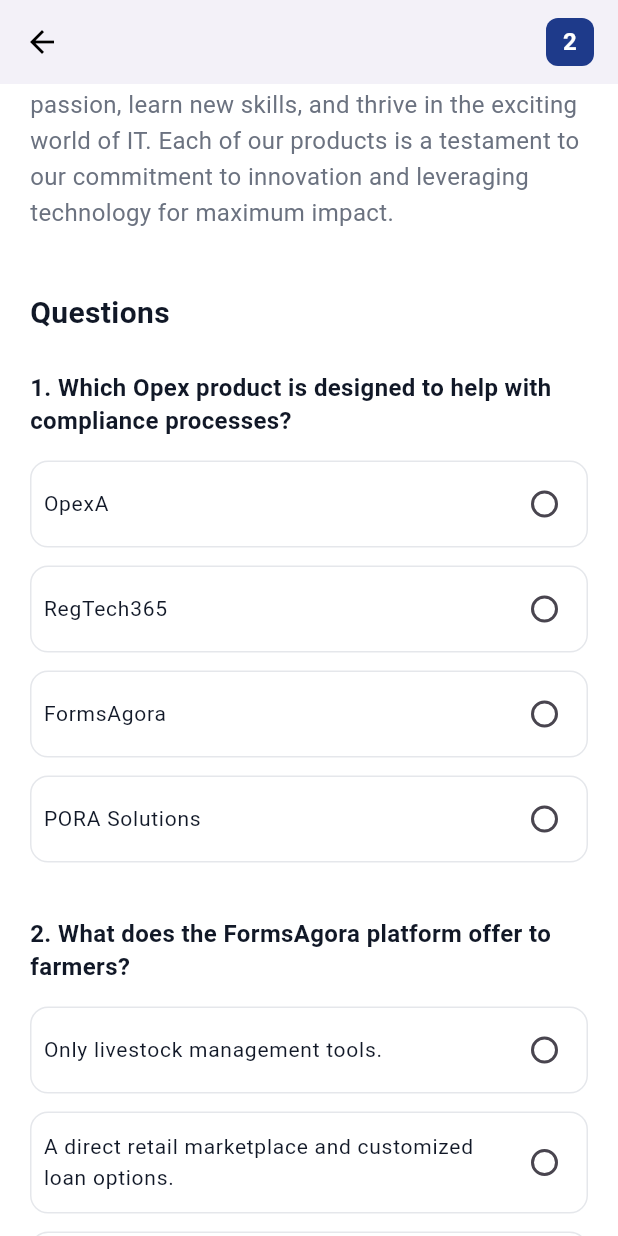
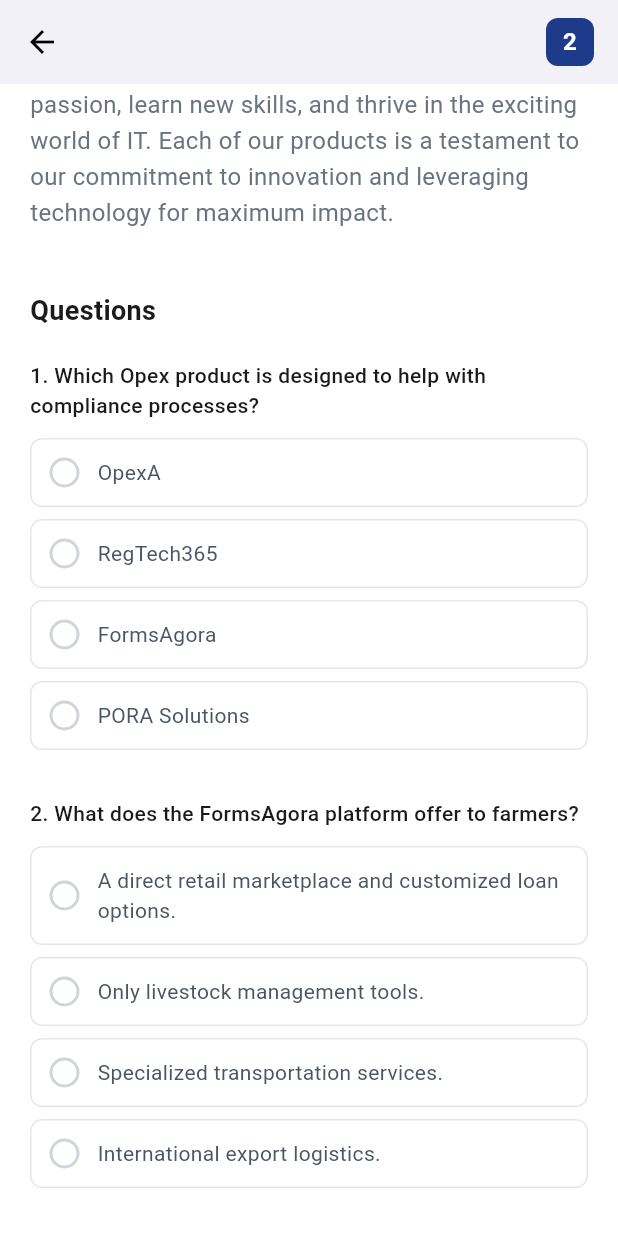
Before and after one commit to Danyyel06/opex_intern_hub, a Flutter app: the Stage2Screen screen opened directly, scrolled down 1152 dp, on a phone screen of 412 x 824 dp. Run offline on Flutter 3.47's test engine with Material 3 defaults, Android fonts, the phone set to English and light mode, and no system bars; our stand-ins replace file_picker, image_picker, supabase_flutter; accounts and stored records are empty.

Commit message:
Worked on the logic of the questions in the onboarding stage as well as the it's UI

```diff
--- a/lib/features/intern/screens/onboarding_screen/orientation_widget/page2.dart
+++ b/lib/features/intern/screens/onboarding_screen/orientation_widget/page2.dart
@@ -6,9 +6,9 @@ class Stage2Screen extends StatefulWidget {
 }
 
 class _Stage2ScreenState extends State<Stage2Screen> {
-  String? selectedQuestion1;
-  String? selectedQuestion2;
-  String? selectedQuestion3;
+  int? question1Answer;
+  int? question2Answer;
+  int? question3Answer;
 
   @override
   Widget build(BuildContext context) {
@@ -144,76 +144,106 @@ class _Stage2ScreenState extends State<Stage2Screen> {
             SizedBox(height: 40),
 
             // Questions Section
-            Text(
+            Column(
+              crossAxisAlignment: CrossAxisAlignment.start,
+              children: [
+                const Text(
                   'Questions',
                   style: TextStyle(
-                fontSize: 20,
-                fontWeight: FontWeight.bold,
-                color: Color(0xFF111827),
+                    fontSize: 18,
+                    fontWeight: FontWeight.w700,
+                    color: Color(0xFF1A1A1A),
                   ),
                 ),
-            SizedBox(height: 24),
+                const SizedBox(height: 20),
 
                 // Question 1
                 _buildQuestion(
-              '1. Which Opex product is designed to help with compliance processes?',
-              ['OpexA', 'RegTech365', 'FormsAgora', 'PORA Solutions'],
-              selectedQuestion1,
-              (value) => setState(() => selectedQuestion1 = value),
-              correctAnswer: 'RegTech365',
+                  questionNumber: 1,
+                  question:
+                      'Which Opex product is designed to help with compliance processes?',
+                  options: [
+                    'OpexA',
+                    'RegTech365',
+                    'FormsAgora',
+                    'PORA Solutions',
+                  ],
+                  selectedValue: question1Answer,
+                  onChanged: (value) {
+                    setState(() {
+                      question1Answer = value;
+                    });
+                  },
+                  correctAnswer: 1,
                 ),
-            SizedBox(height: 24),
+
+                const SizedBox(height: 24),
 
                 // Question 2
                 _buildQuestion(
-              '2. What does the FormsAgora platform offer to farmers?',
-              [
+                  questionNumber: 2,
+                  question:
+                      'What does the FormsAgora platform offer to farmers?',
+                  options: [
+                    'A direct retail marketplace and customized loan options.',
                     'Only livestock management tools.',
-                'A direct retail marketplace and customized loan options.',
                     'Specialized transportation services.',
                     'International export logistics.',
                   ],
-              selectedQuestion2,
-              (value) => setState(() => selectedQuestion2 = value),
-              correctAnswer:
-                  'A direct retail marketplace and customized loan options.',
+                  selectedValue: question2Answer,
+                  onChanged: (value) {
+                    setState(() {
+                      question2Answer = value;
+                    });
+                  },
+                  correctAnswer: 0,
                 ),
-            SizedBox(height: 24),
+
+                const SizedBox(height: 24),
 
                 // Question 3
                 _buildQuestion(
-              '3. According to the provided content, what is OpexA used for?',
-              [
+                  questionNumber: 3,
+                  question:
+                      'According to the provided content, what is OpexA used for?',
+                  options: [
                     'Providing real-time compliance reporting.',
-                'Helping individuals navigate their career journey in IT.',
                     'Managing agricultural businesses.',
                     'Streamlining supply chain operations.',
+                    'Helping individuals navigate their career journey in IT.',
                   ],
-              selectedQuestion3,
-              (value) => setState(() => selectedQuestion3 = value),
-              correctAnswer:
-                  'Helping individuals navigate their career journey in IT.',
+                  selectedValue: question3Answer,
+                  onChanged: (value) {
+                    setState(() {
+                      question3Answer = value;
+                    });
+                  },
+                  correctAnswer: 3,
+                ),
+              ],
             ),
             SizedBox(height: 40),
 
-            // Submit Button
-            Container(
+            SizedBox(
               width: double.infinity,
+              height: 48,
               child: ElevatedButton(
-                onPressed: () {
+                onPressed:
+                    _allQuestionsAnswered()
+                        ? () {
                           // Handle submit action
-                  _handleSubmit();
-                  Navigator.pop(context);
-                },
+                          _submitAnswers();
+                        }
+                        : null,
+
                 style: ElevatedButton.styleFrom(
-                  backgroundColor: Color(0xFF1E3A8A),
-                  padding: EdgeInsets.symmetric(vertical: 16),
+                  backgroundColor: const Color(0xFF2B5CE6),
                   shape: RoundedRectangleBorder(
-                    borderRadius: BorderRadius.circular(12),
+                    borderRadius: BorderRadius.circular(8),
                   ),
                   elevation: 0,
                 ),
-                child: Text(
+                child: const Text(
                   'Submit & Continue',
                   style: TextStyle(
                     fontSize: 16,
@@ -230,126 +260,121 @@ class _Stage2ScreenState extends State<Stage2Screen> {
     );
   }
 
-  Widget _buildQuestion(
-    String question,
-    List<String> options,
-    String? selectedValue,
-    Function(String?) onChanged, {
-    String? correctAnswer,
+  Widget _buildQuestion({
+    required int questionNumber,
+    required String question,
+    required List<String> options,
+    required int? selectedValue,
+    required Function(int?) onChanged,
+    required int correctAnswer,
   }) {
     return Column(
       crossAxisAlignment: CrossAxisAlignment.start,
       children: [
         Text(
-          question,
-          style: TextStyle(
-            fontSize: 16,
-            fontWeight: FontWeight.w600,
-            color: Color(0xFF111827),
+          '$questionNumber. $question',
+          style: const TextStyle(
+            fontSize: 14,
+            fontWeight: FontWeight.w500,
+            color: Color(0xFF1A1A1A),
             height: 1.4,
           ),
         ),
-        SizedBox(height: 16),
-        ...options
-            .map(
-              (option) => _buildRadioOption(
+        const SizedBox(height: 12),
+        ...options.asMap().entries.map((entry) {
+          int index = entry.key;
+          String option = entry.value;
+          bool isSelected = selectedValue == index;
+          bool isCorrect = index == correctAnswer;
+
+          return GestureDetector(
+            onTap: () => onChanged(index),
+            child: Container(
+              width: double.infinity,
+              margin: const EdgeInsets.only(bottom: 8),
+              padding: const EdgeInsets.all(12),
+              decoration: BoxDecoration(
+                color: isSelected ? const Color(0xFFEFF6FF) : Colors.white,
+                border: Border.all(
+                  color:
+                      isSelected
+                          ? const Color(0xFF2B5CE6)
+                          : const Color(0xFFE5E7EB),
+                  width: isSelected ? 2 : 1,
+                ),
+                borderRadius: BorderRadius.circular(8),
+              ),
+              child: Row(
+                children: [
+                  Container(
+                    width: 20,
+                    height: 20,
+                    decoration: BoxDecoration(
+                      shape: BoxShape.circle,
+                      border: Border.all(
+                        color:
+                            isSelected
+                                ? const Color(0xFF2B5CE6)
+                                : const Color(0xFFD1D5DB),
+                        width: 2,
+                      ),
+                      color:
+                          isSelected ? const Color(0xFF2B5CE6) : Colors.white,
+                    ),
+                    child:
+                        isSelected
+                            ? const Icon(
+                              Icons.check,
+                              color: Colors.white,
+                              size: 12,
+                            )
+                            : null,
+                  ),
+                  const SizedBox(width: 12),
+                  Expanded(
+                    child: Text(
                       option,
-                selectedValue,
-                onChanged,
-                isCorrect: option == correctAnswer,
+                      style: TextStyle(
+                        fontSize: 14,
+                        color:
+                            isSelected
+                                ? const Color(0xFF1A1A1A)
+                                : const Color(0xFF4B5563),
                       ),
-            )
-            .toList(),
+                    ),
+                  ),
+                ],
+              ),
+            ),
+          );
+        }).toList(),
       ],
     );
   }
 
-  Widget _buildRadioOption(
-    String option,
-    String? selectedValue,
-    Function(String?) onChanged, {
-    bool isCorrect = false,
-  }) {
-    bool isSelected = selectedValue == option;
-    bool showCorrectAnswer = selectedValue != null && isCorrect;
+  bool _allQuestionsAnswered() {
+    return question1Answer != null &&
+        question2Answer != null &&
+        question3Answer != null;
+  }
 
-    return Container(
-      margin: EdgeInsets.only(bottom: 12),
-      decoration: BoxDecoration(
-        color:
-            showCorrectAnswer
-                ? Color(0xFFDCFCE7)
-                : (isSelected ? Color(0xFFF3F4F6) : Colors.white),
-        borderRadius: BorderRadius.circular(12),
-        border: Border.all(
-          color:
-              showCorrectAnswer
-                  ? Color(0xFF10B981)
-                  : (isSelected ? Color(0xFF1E3A8A) : Color(0xFFE5E7EB)),
-          width: showCorrectAnswer ? 2 : 1,
-        ),
-      ),
-      child: RadioListTile<String>(
-        title: Text(
-          option,
-          style: TextStyle(
-            fontSize: 14,
-            color: Color(0xFF111827),
-            fontWeight: isSelected ? FontWeight.w500 : FontWeight.normal,
-          ),
-        ),
-        value: option,
-        groupValue: selectedValue,
-        onChanged: onChanged,
-        activeColor: showCorrectAnswer ? Color(0xFF10B981) : Color(0xFF1E3A8A),
-        contentPadding: EdgeInsets.symmetric(horizontal: 8, vertical: 4),
-        controlAffinity: ListTileControlAffinity.trailing,
-        dense: true,
+  void _submitAnswers() {
+    // Calculate score
+    int score = 0;
+    if (question1Answer == 1) score++;
+    if (question2Answer == 0) score++;
+    if (question3Answer == 3) score++;
+
+    // Handle submission logic here
+    print('Score: $score/3');
+
+    // Navigate to next screen or show results
+    ScaffoldMessenger.of(context).showSnackBar(
+      SnackBar(
+        content: Text('Quiz submitted! Score: $score/3'),
+        backgroundColor: const Color(0xFF10B981),
       ),
     );
-  }
-
-  void _handleSubmit() {
-    // Check if all questions are answered
-    if (selectedQuestion1 == null ||
-        selectedQuestion2 == null ||
-        selectedQuestion3 == null) {
-      ScaffoldMessenger.of(context).showSnackBar(
-        SnackBar(
-          content: Text('Please answer all questions before submitting.'),
-          backgroundColor: Color(0xFFEF4444),
-        ),
-      );
-      return;
-    }
-
-    // Calculate score
-    int score = 0;
-    if (selectedQuestion1 == 'RegTech365') score++;
-    if (selectedQuestion2 ==
-        'A direct retail marketplace and customized loan options.')
-      score++;
-    if (selectedQuestion3 ==
-        'Helping individuals navigate their career journey in IT.')
-      score++;
-
-    // Show results
-    showDialog(
-      context: context,
-      builder:
-          (context) => AlertDialog(
-            title: Text('Quiz Results'),
-            content: Text('You scored $score out of 3!'),
-            actions: [
-              TextButton(
-                onPressed: () {
-                  Navigator.of(context).pop();
-                  // Navigate to next screen or handle completion
-                },
-                child: Text('Continue'),
-              ),
-            ],
-          ),
-    );
+    Navigator.pop(context);
   }
 }
```
Also changed, not shown: lib/features/intern/screens/onboarding_screen/orientation_widget/page1.dart (+93 -80 lines), lib/features/intern/screens/onboarding_screen/orientation_widget/page3.dart (+5 -18 lines), lib/features/intern/screens/onboarding_screen/orientation_widget/page4.dart (+101 -92 lines). Lines whose indentation alone changed are shown as unchanged.
